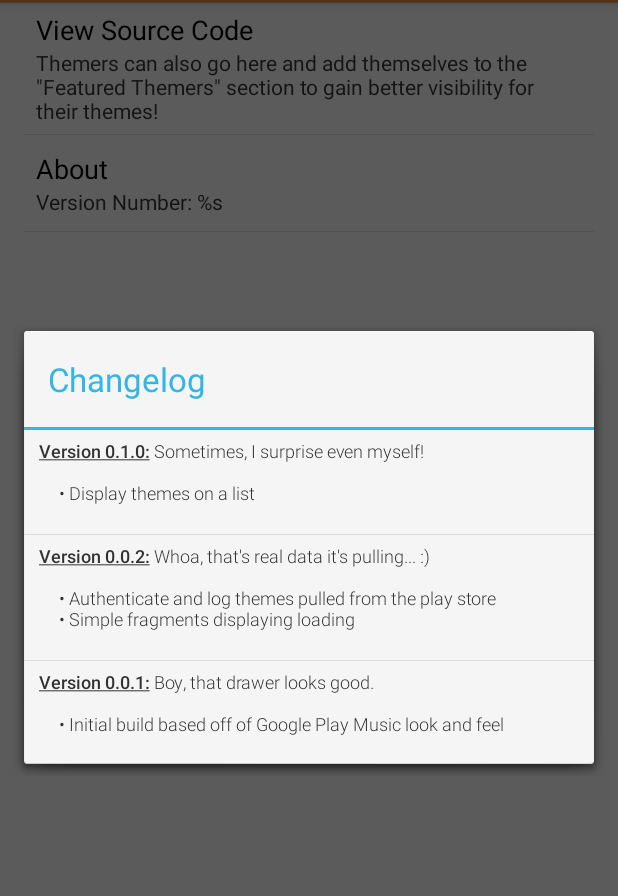
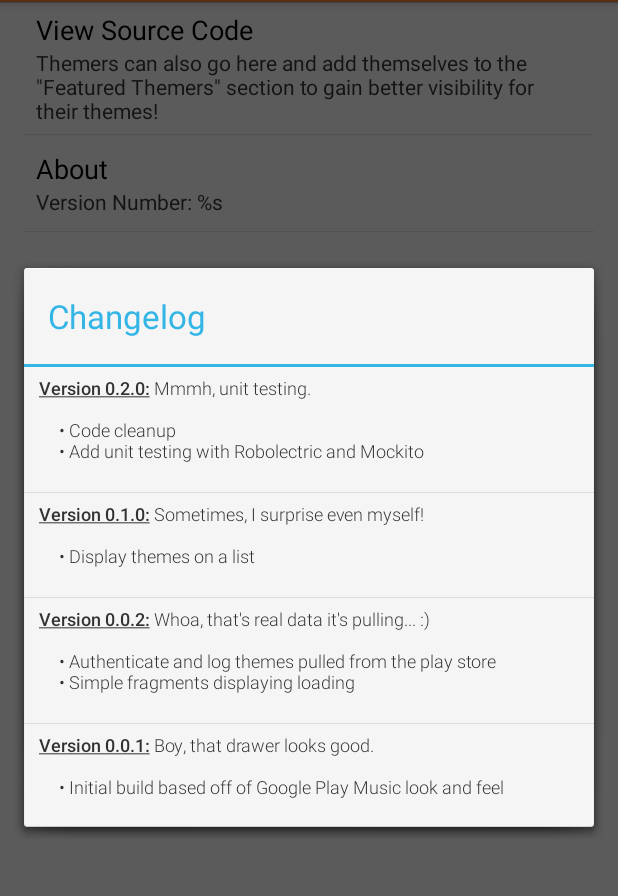
Before and after one commit to klinker41/theme-spotlight, an Android app: the SettingsActivity screen opened directly, with no data from a screen before it, after a tap on "About", on a phone screen of 412 x 824 dp, the part 70-966 px from its top. Run offline under Robolectric (Android 15) with nearby library versions, the phone set to English and light mode, and no system bars; 1 statement that could not run was skipped.

Commit message:
changelog

```diff
--- a/src/main/res/xml/changelog.xml
+++ b/src/main/res/xml/changelog.xml
@@ -17,6 +17,10 @@
   -->
 
 <changelog>
+    <version name="0.2.0" description="Mmmh, unit testing.">
+        <text>Code cleanup</text>
+        <text>Add unit testing with Robolectric and Mockito</text>
+    </version>
     <version name="0.1.0" description="Sometimes, I surprise even myself!">
         <text>Display themes on a list</text>
     </version>
```
